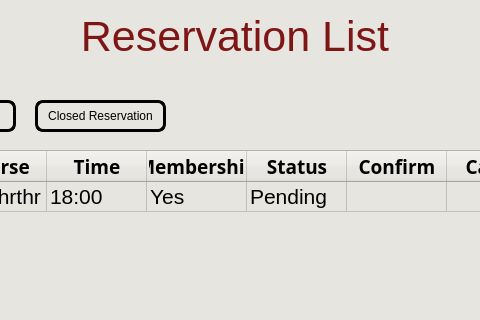
First picture: the form in app/gui/reservationAdminPage/reservationAdminPage.ui, repository chananon-n/FineCuisine, before the edit; both pictures show x 405 to 885 and y 0 to 320 of the 1280 by 720 pixel window.
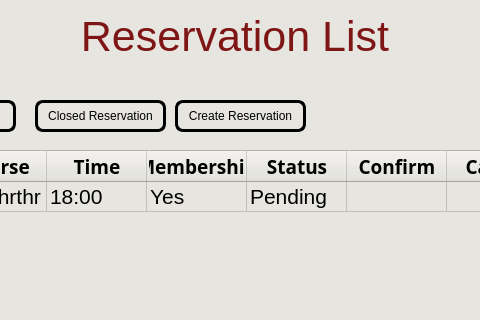
Second picture: the form after the edit.

What changed in the file:
```diff
--- a/app/gui/reservationAdminPage/reservationAdminPage.ui
+++ b/app/gui/reservationAdminPage/reservationAdminPage.ui
@@ -302,6 +302,29 @@
      <string>Select</string>
     </property>
    </widget>
+   <widget class="QPushButton" name="createReservationBtn">
+    <property name="geometry">
+     <rect>
+      <x>580</x>
+      <y>100</y>
+      <width>131</width>
+      <height>32</height>
+     </rect>
+    </property>
+    <property name="styleSheet">
+     <string notr="true">QPushButton{
+border: 3 solid black;
+border-radius: 8px;
+color: black;
+}
+QPushButton:hover{
+	background-color: rgb(166, 165, 161);
+}</string>
+    </property>
+    <property name="text">
+     <string>Create Reservation</string>
+    </property>
+   </widget>
   </widget>
  </widget>
  <resources/>
```
